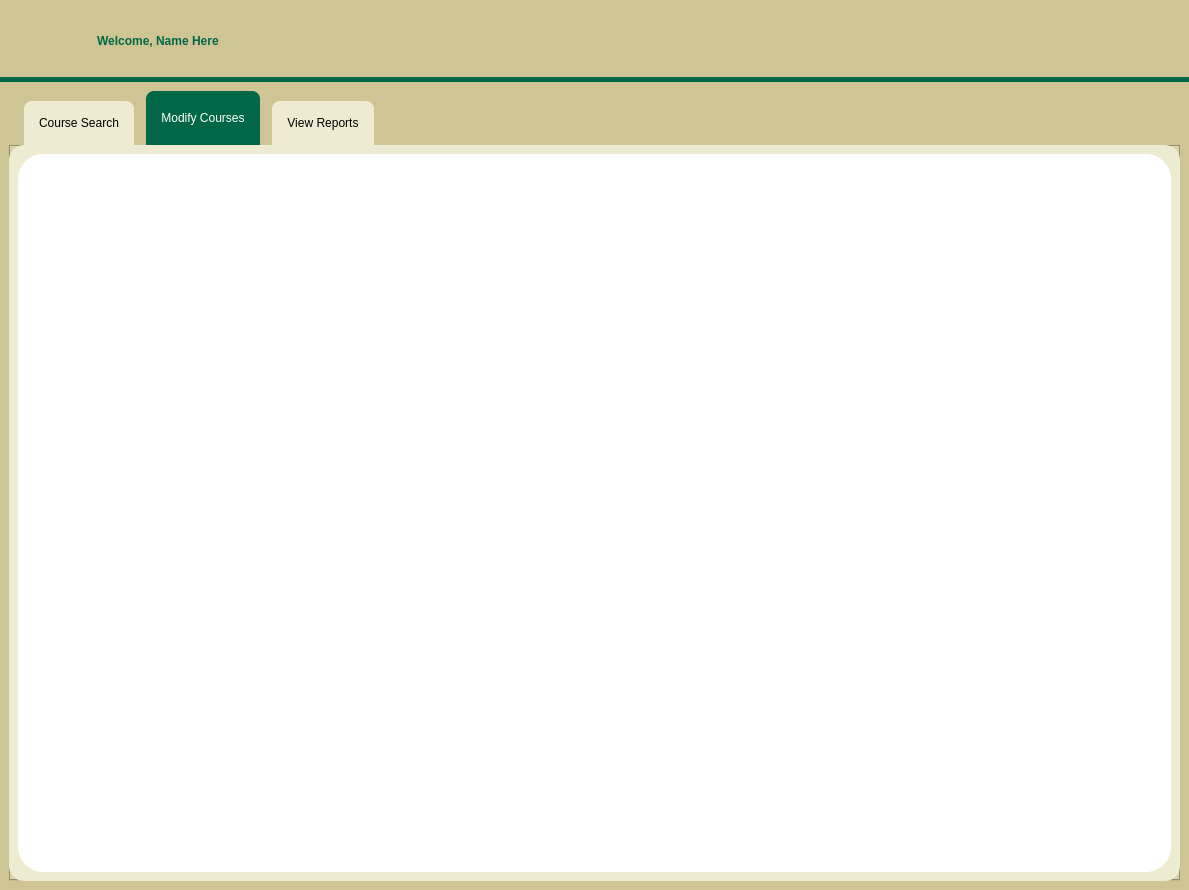
Old version of the form administratordisplay.ui in the repository RyanLewis155/College-Portal-Project.
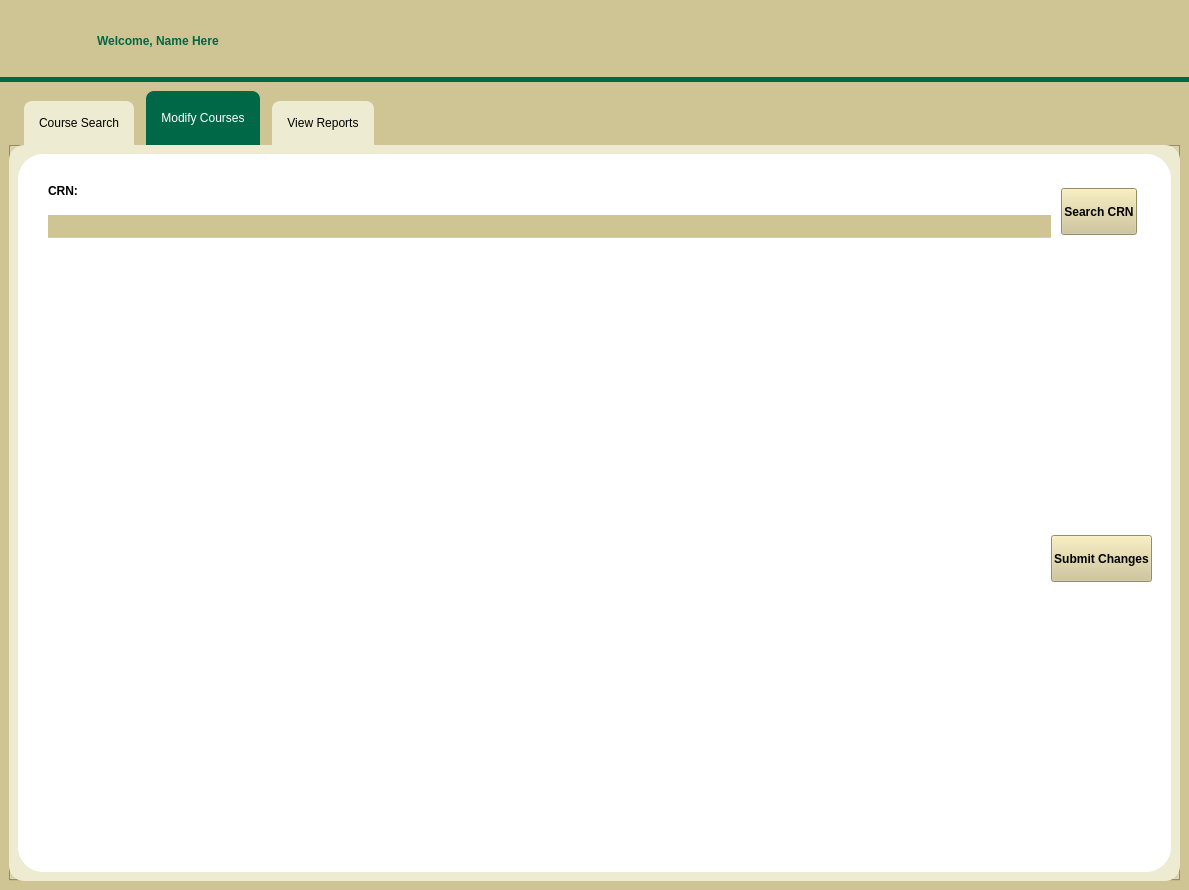
New version of the form. The open tabs and pages were chosen to show the change. Icons and pictures are not drawn.

Commit message: Almost done with course manager

```diff
--- a/administratordisplay.ui
+++ b/administratordisplay.ui
@@ -1457,6 +1457,182 @@
              <property name="bottomMargin">
               <number>15</number>
              </property>
+             <item row="1" column="0">
+              <widget class="QWidget" name="widget" native="true">
+               <property name="sizePolicy">
+                <sizepolicy hsizetype="Expanding" vsizetype="Expanding">
+                 <horstretch>0</horstretch>
+                 <verstretch>0</verstretch>
+                </sizepolicy>
+               </property>
+              </widget>
+             </item>
+             <item row="1" column="1">
+              <widget class="QPushButton" name="pushButton_SubmitChanges">
+               <property name="minimumSize">
+                <size>
+                 <width>0</width>
+                 <height>55</height>
+                </size>
+               </property>
+               <property name="styleSheet">
+                <string notr="true">QPushButton#pushButton_SubmitChanges {
+	font: 10pt 'Inter-VariableFont_opsz,wght';
+	font-weight: bold;
+	background-color: #CFC493;
+	margin: 4px;
+	padding: 2px;
+}
+
+QPushButton#pushButton_SubmitChanges:focus {
+	border-radius: 8px;
+	border: 1px solid #006747;
+}
+
+QPushButton#pushButton_SubmitChanges:hover {
+	background-color: #006747;
+	border-radius: 8px;
+	margin: 0px;
+	padding: 6px;
+}</string>
+               </property>
+               <property name="text">
+                <string>Submit Changes</string>
+               </property>
+              </widget>
+             </item>
+             <item row="0" column="0" colspan="2">
+              <layout class="QHBoxLayout" name="horizontalLayout_2">
+               <property name="sizeConstraint">
+                <enum>QLayout::SizeConstraint::SetDefaultConstraint</enum>
+               </property>
+               <property name="leftMargin">
+                <number>15</number>
+               </property>
+               <property name="topMargin">
+                <number>15</number>
+               </property>
+               <property name="rightMargin">
+                <number>15</number>
+               </property>
+               <property name="bottomMargin">
+                <number>15</number>
+               </property>
+               <item>
+                <layout class="QVBoxLayout" name="verticalLayout">
+                 <property name="sizeConstraint">
+                  <enum>QLayout::SizeConstraint::SetDefaultConstraint</enum>
+                 </property>
+                 <item alignment="Qt::AlignmentFlag::AlignTop">
+                  <widget class="QLabel" name="label_getCourse">
+                   <property name="sizePolicy">
+                    <sizepolicy hsizetype="Expanding" vsizetype="Expanding">
+                     <horstretch>0</horstretch>
+                     <verstretch>0</verstretch>
+                    </sizepolicy>
+                   </property>
+                   <property name="maximumSize">
+                    <size>
+                     <width>16777215</width>
+                     <height>40</height>
+                    </size>
+                   </property>
+                   <property name="styleSheet">
+                    <string notr="true">QLabel#label_getCourse {
+	color: black;
+	font: 12pt 'Inter-VariableFont_opsz,wght';
+	font-weight: bold;
+	background-color: white;
+}</string>
+                   </property>
+                   <property name="text">
+                    <string>CRN:</string>
+                   </property>
+                  </widget>
+                 </item>
+                 <item alignment="Qt::AlignmentFlag::AlignTop">
+                  <widget class="QLineEdit" name="lineEdit_getCourse">
+                   <property name="sizePolicy">
+                    <sizepolicy hsizetype="Expanding" vsizetype="Expanding">
+                     <horstretch>0</horstretch>
+                     <verstretch>0</verstretch>
+                    </sizepolicy>
+                   </property>
+                   <property name="maximumSize">
+                    <size>
+                     <width>16777215</width>
+                     <height>100</height>
+                    </size>
+                   </property>
+                   <property name="styleSheet">
+                    <string notr="true">QLineEdit#lineEdit_getCourse {
+	padding-top: 3px;
+	padding-bottom: 3px;
+	padding-left: 6px;
+	padding-right: 3px;
+	border: none;
+	border-bottom: 1px solid #cccccc;
+	font: 12pt 'Inter-VariableFont_opsz,wght';
+	font-weight: bold;
+	background: #CFC493;
+}
+
+QLineEdit#lineEdit_getCourse:focus {
+	border-bottom: 3px solid #006747;
+}</string>
+                   </property>
+                  </widget>
+                 </item>
+                </layout>
+               </item>
+               <item alignment="Qt::AlignmentFlag::AlignVCenter">
+                <widget class="QPushButton" name="pushButton_getCourse">
+                 <property name="sizePolicy">
+                  <sizepolicy hsizetype="Minimum" vsizetype="Expanding">
+                   <horstretch>0</horstretch>
+                   <verstretch>0</verstretch>
+                  </sizepolicy>
+                 </property>
+                 <property name="minimumSize">
+                  <size>
+                   <width>0</width>
+                   <height>55</height>
+                  </size>
+                 </property>
+                 <property name="maximumSize">
+                  <size>
+                   <width>16777215</width>
+                   <height>40</height>
+                  </size>
+                 </property>
+                 <property name="styleSheet">
+                  <string notr="true">QPushButton#pushButton_getCourse {
+	font: 10pt 'Inter-VariableFont_opsz,wght';
+	font-weight: bold;
+	background-color: #CFC493;
+	margin: 4px;
+	padding: 2px;
+}
+
+QPushButton#pushButton_getCourse:focus {
+	border-radius: 8px;
+	border: 1px solid #006747;
+}
+
+QPushButton#pushButton_getCourse:hover {
+	background-color: #006747;
+	border-radius: 8px;
+	margin: 0px;
+	padding: 6px;
+}</string>
+                 </property>
+                 <property name="text">
+                  <string>Search CRN</string>
+                 </property>
+                </widget>
+               </item>
+              </layout>
+             </item>
             </layout>
            </widget>
           </item>
```
Left out of the diff: 2 changed lines with no effect on the pictures. The commit also changes 3 other files.
